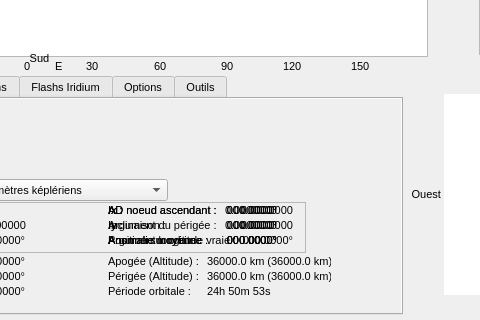
Above: previsat.ui from mconsidine/previsat_archive before the change; both pictures show x 381 to 861 and y 370 to 690 of the 1068 by 690 pixel window. Below: the same form after it.
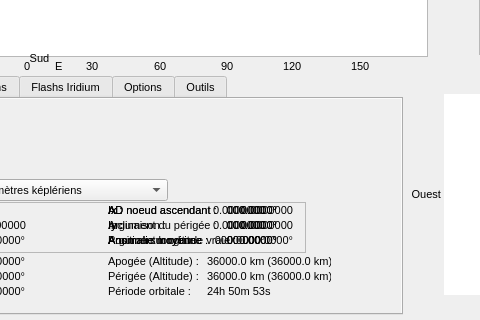
That is the form after the change. The open tabs and pages were chosen to show the change. Icons and pictures are not drawn.

Commit message: Corrections liees a l'ecriture des fichiers de resultats

```diff
--- a/previsat.ui
+++ b/previsat.ui
@@ -3792,7 +3792,7 @@
             <widget class="QLabel" name="anomalieMoyenne2">
              <property name="geometry">
               <rect>
-               <x>366</x>
+               <x>354</x>
                <y>30</y>
                <width>55</width>
                <height>16</height>
@@ -3876,7 +3876,7 @@
             <widget class="QLabel" name="iy1">
              <property name="geometry">
               <rect>
-               <x>360</x>
+               <x>348</x>
                <y>15</y>
                <width>61</width>
                <height>16</height>
@@ -3892,7 +3892,7 @@
             <widget class="QLabel" name="ix1">
              <property name="geometry">
               <rect>
-               <x>360</x>
+               <x>348</x>
                <y>0</y>
                <width>61</width>
                <height>16</height>
```
Left out of the diff: 19 changed lines with no effect on the pictures. The commit also changes 2 other files.
